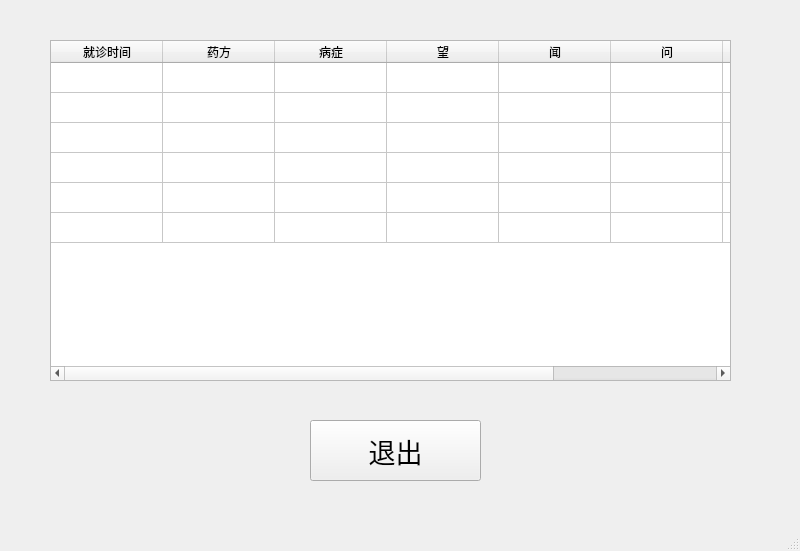
This is UI/result.ui in DefJia/TCM-Retrieval-System as Qt 5 draws it before an edit. The edited form follows.
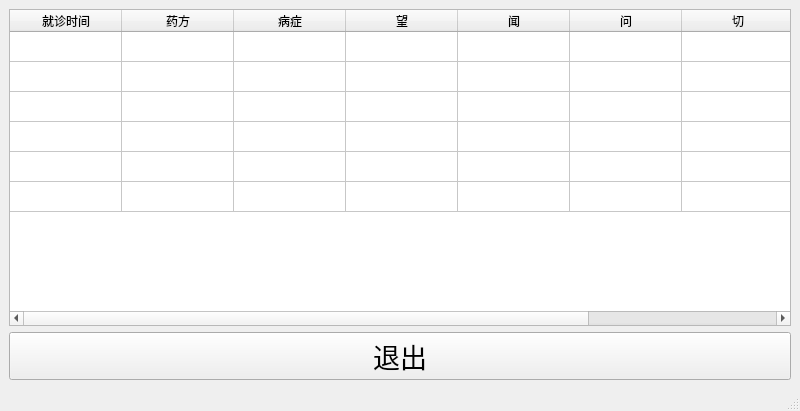
This is the edited form.

Diff of the .ui file:
```diff
--- a/UI/result.ui
+++ b/UI/result.ui
@@ -7,25 +7,19 @@
     <x>0</x>
     <y>0</y>
     <width>800</width>
-    <height>551</height>
+    <height>411</height>
    </rect>
   </property>
   <property name="windowTitle">
    <string>MainWindow</string>
   </property>
   <widget class="QWidget" name="centralwidget">
+   <layout class="QGridLayout" name="gridLayout">
+    <item row="0" column="0">
    <widget class="QTableWidget" name="tableWidget">
     <property name="enabled">
      <bool>true</bool>
     </property>
-    <property name="geometry">
-     <rect>
-      <x>50</x>
-      <y>40</y>
-      <width>681</width>
-      <height>341</height>
-     </rect>
-    </property>
     <property name="editTriggers">
      <set>QAbstractItemView::NoEditTriggers</set>
     </property>
@@ -115,15 +109,9 @@
      </property>
     </column>
    </widget>
+    </item>
+    <item row="1" column="0">
    <widget class="QPushButton" name="ButtonOut">
-    <property name="geometry">
-     <rect>
-      <x>310</x>
-      <y>420</y>
-      <width>171</width>
-      <height>61</height>
-     </rect>
-    </property>
     <property name="font">
      <font>
       <pointsize>20</pointsize>
@@ -133,6 +121,8 @@
      <string>退出</string>
     </property>
    </widget>
+    </item>
+   </layout>
   </widget>
   <widget class="QMenuBar" name="menubar">
    <property name="geometry">
```
Left out of the diff: 2 changed lines with no effect on the pictures. Lines whose indentation alone changed are shown as unchanged.
